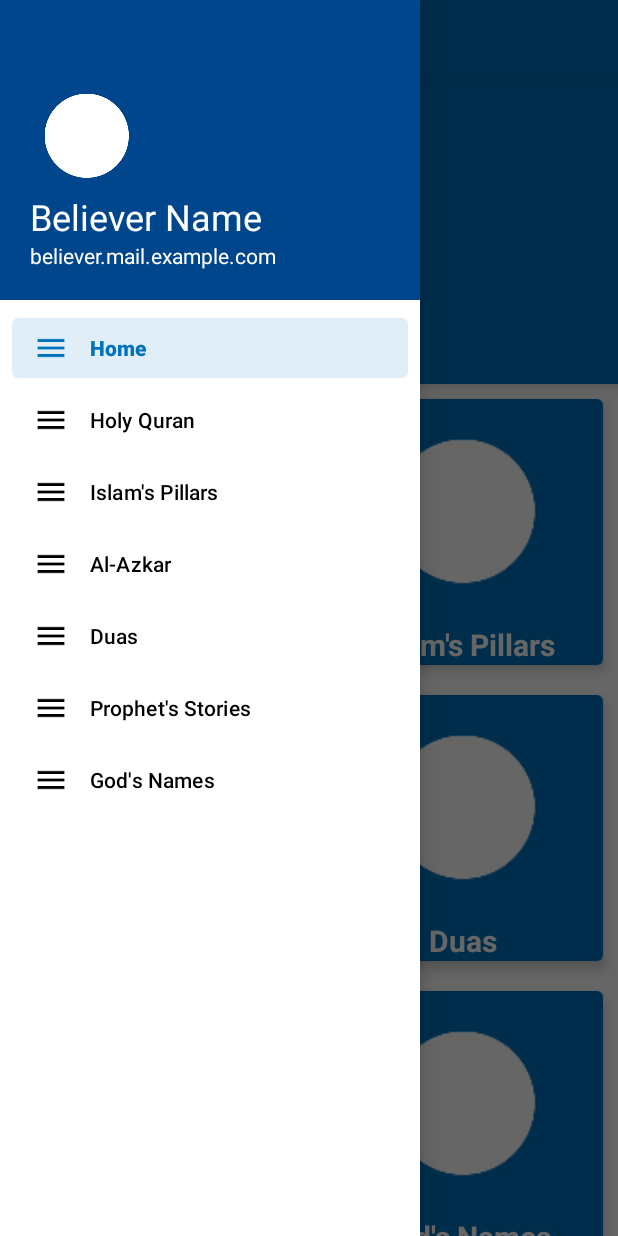
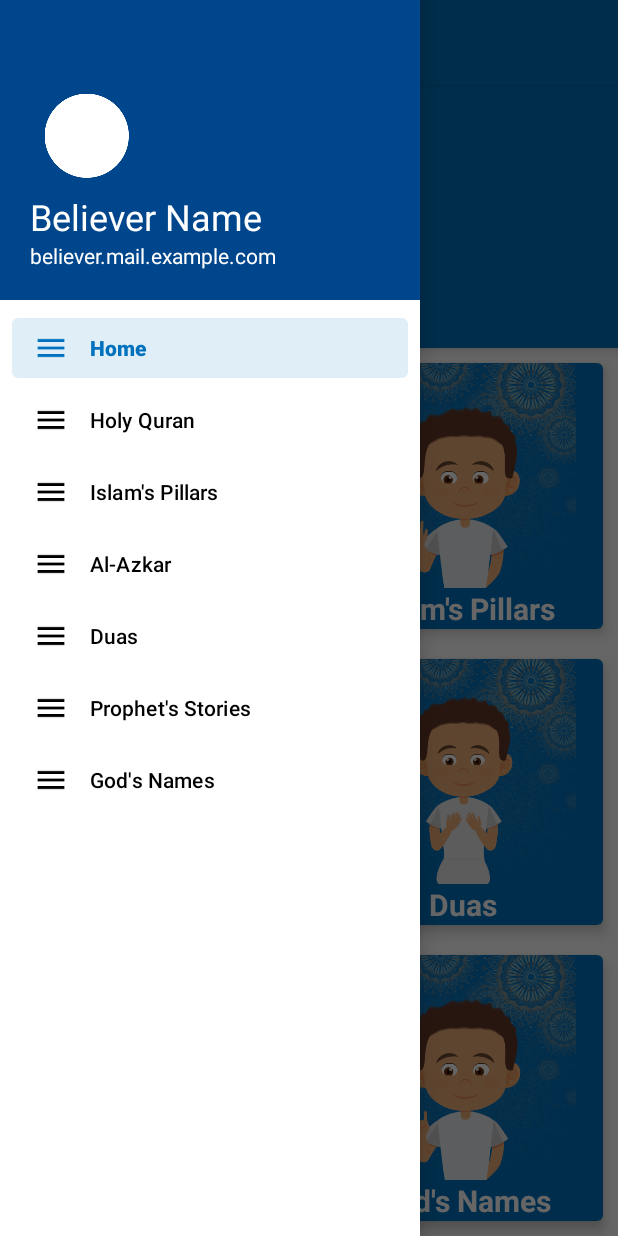
Before and after one commit to SeifElDeenTarek/Young-Believer0, an Android app: the screen it shows after launch (HomeActivity), with the side drawer open, on a phone screen of 412 x 824 dp. Run offline under Robolectric (Android 15) with nearby library versions, the phone set to English and light mode, and no system bars.

Commit message:
Added images&&Handled Scroll

```diff
--- a/app/src/main/java/com/example/youngbeliever/ui/HomeViewModel.java
+++ b/app/src/main/java/com/example/youngbeliever/ui/HomeViewModel.java
@@ -21,12 +21,12 @@ public class HomeViewModel extends ViewModel
     private ArrayList<HomeModel> getSectionFromDataBase()
     {
         ArrayList<HomeModel> sectionList = new ArrayList<>();
-        sectionList.add(new HomeModel(R.drawable.color_white, R.string.holy_quran));
-        sectionList.add(new HomeModel(R.drawable.color_white, R.string.islam_pillars));
+        sectionList.add(new HomeModel(R.drawable.holy_quran, R.string.holy_quran));
+        sectionList.add(new HomeModel(R.drawable.arkan, R.string.islam_pillars));
         sectionList.add(new HomeModel(R.drawable.color_white, R.string.al_azkar));
-        sectionList.add(new HomeModel(R.drawable.color_white, R.string.duas));
-        sectionList.add(new HomeModel(R.drawable.color_white, R.string.prophets_stories));
-        sectionList.add(new HomeModel(R.drawable.color_white, R.string.god_names));
+        sectionList.add(new HomeModel(R.drawable.duas, R.string.duas));
+        sectionList.add(new HomeModel(R.drawable.qess_rosl, R.string.prophets_stories));
+        sectionList.add(new HomeModel(R.drawable.asmaa_allah, R.string.god_names));
         return sectionList;
     }
 }
--- a/app/src/main/res/layout/home_activity.xml
+++ b/app/src/main/res/layout/home_activity.xml
@@ -25,10 +25,18 @@
             layout="@layout/main_toolbar"
             android:id="@+id/home_toolbar"/>
 
+        <ScrollView
+            android:layout_width="match_parent"
+            android:layout_height="match_parent"
+            android:layout_below="@+id/home_toolbar">
+
+            <RelativeLayout
+                android:layout_width="match_parent"
+                android:layout_height="wrap_content">
+
                  <LinearLayout
                      android:layout_width="match_parent"
                      android:layout_height="200dp"
-            android:layout_below="@id/home_toolbar"
                      android:id="@+id/anchor"
                      android:orientation="horizontal"
                      android:padding="10dp"
@@ -56,8 +64,12 @@
                 <androidx.recyclerview.widget.RecyclerView
                     android:layout_width="match_parent"
                     android:layout_height="match_parent"
-            android:layout_below="@id/anchor"
-            android:id="@+id/home_recycler"/>
+                    android:id="@+id/home_recycler"
+                    android:layout_below="@id/anchor"/>
+
+            </RelativeLayout>
+
+        </ScrollView>
 
     </RelativeLayout>
 
```
Also changed, not shown: app/src/main/res/drawable-xxxhdpi/arkan.jpeg (added), app/src/main/res/drawable-xxxhdpi/asmaa_allah.jpeg (added), app/src/main/res/drawable-xxxhdpi/duas.jpeg (added), app/src/main/res/drawable-xxxhdpi/holy_quran.jpeg (added), app/src/main/res/drawable-xxxhdpi/qess_rosl.jpeg (added). Lines whose indentation alone changed are shown as unchanged.
